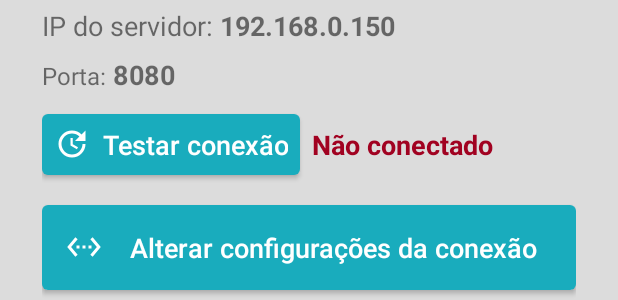
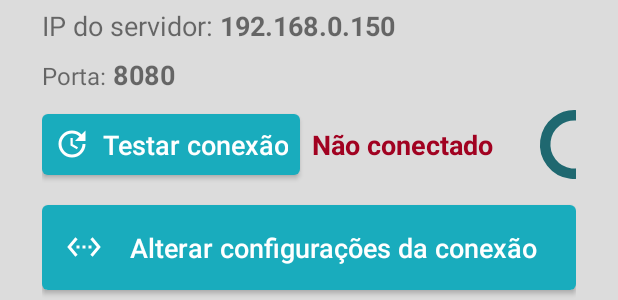
Before and after one commit to pedrotlf/ufes-labcin, an Android app: the layout fragment_pad_home.xml on its own in the app's theme, with its tools: preview values and no code run, on a phone screen of 412 x 824 dp. Shown: the part 889-1189 px from the top of the screen. Run offline under Robolectric (Android 15) with nearby library versions, the phone set to English and light mode, and no system bars.

Commit message:
Alterado loading do teste de conexão para um componente dentro da própria tela da Home, evitando HardLocks quando a request do teste demora muito tempo.

```diff
--- a/app/src/main/java/br/com/ufes/pedrotlf/pad/Utils.kt
+++ b/app/src/main/java/br/com/ufes/pedrotlf/pad/Utils.kt
@@ -18,7 +18,7 @@ import java.io.File
  * ATTENTION! [this] MUST BE A LIST OF FILE PATHS
  *
  * Returns a list of [MultipartBody.Part] using [paramName] as its name. Usually used to send an
- * array of files using the same parameter name.
+ * array of files in a request, using the same parameter name.
  */
 fun List<String>.generateMultipartList(paramName: String): List<MultipartBody.Part>{
     val multipartList = mutableListOf<MultipartBody.Part>()
--- a/app/src/main/res/layout/fragment_pad_home.xml
+++ b/app/src/main/res/layout/fragment_pad_home.xml
@@ -208,6 +208,21 @@
                 android:textStyle="bold"
                 android:textColor="@color/red_dark"
                 tools:text="@string/home_footer_server_connection_status_failed"/>
+
+            <androidx.constraintlayout.widget.ConstraintLayout
+                android:id="@+id/fragment_home_server_connection_status_loading_layout"
+                android:layout_marginStart="@dimen/spacingMargin"
+                android:layout_width="match_parent"
+                android:layout_height="match_parent"
+                android:visibility="visible">
+                <androidx.core.widget.ContentLoadingProgressBar
+                    android:id="@+id/fragment_home_server_connection_status_loading_bar"
+                    android:layout_width="0dp"
+                    android:layout_height="match_parent"
+                    app:layout_constraintStart_toStartOf="parent"
+                    app:layout_constraintDimensionRatio="1"
+                    android:theme="?android:attr/progressBarStyleSmall"/>
+            </androidx.constraintlayout.widget.ConstraintLayout>
         </LinearLayout>
 
         <com.google.android.material.button.MaterialButton
```
Also changed, not shown: app/src/main/java/br/com/ufes/pedrotlf/pad/ui/PadHomeFragment.kt (+34 -15 lines).
